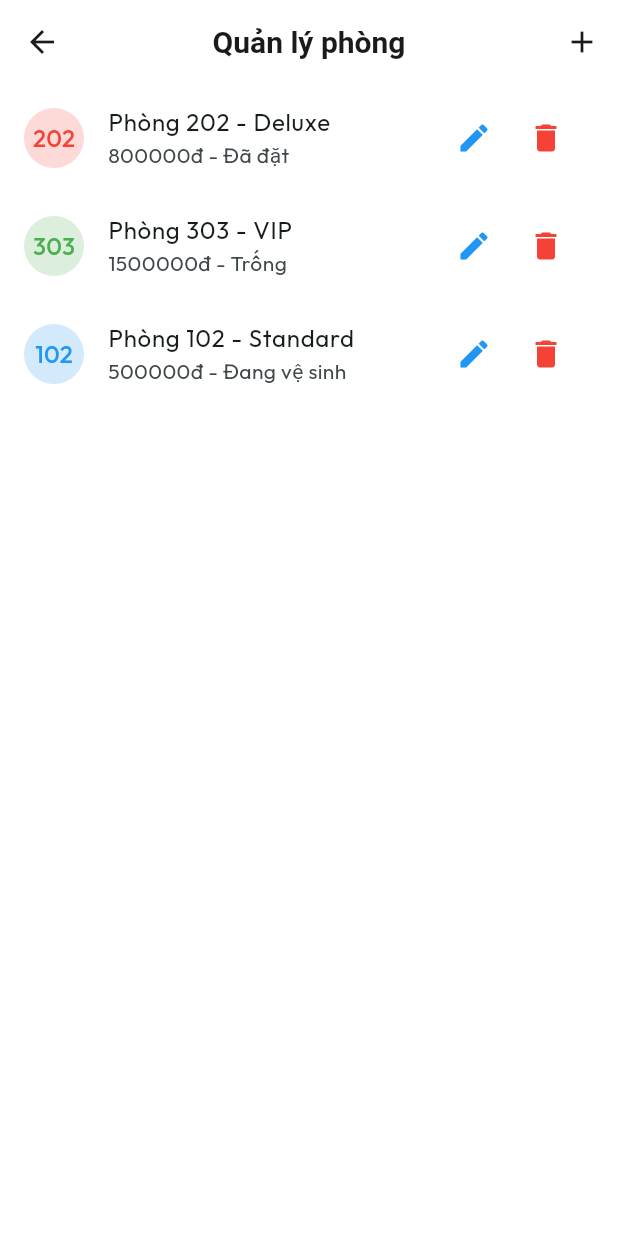
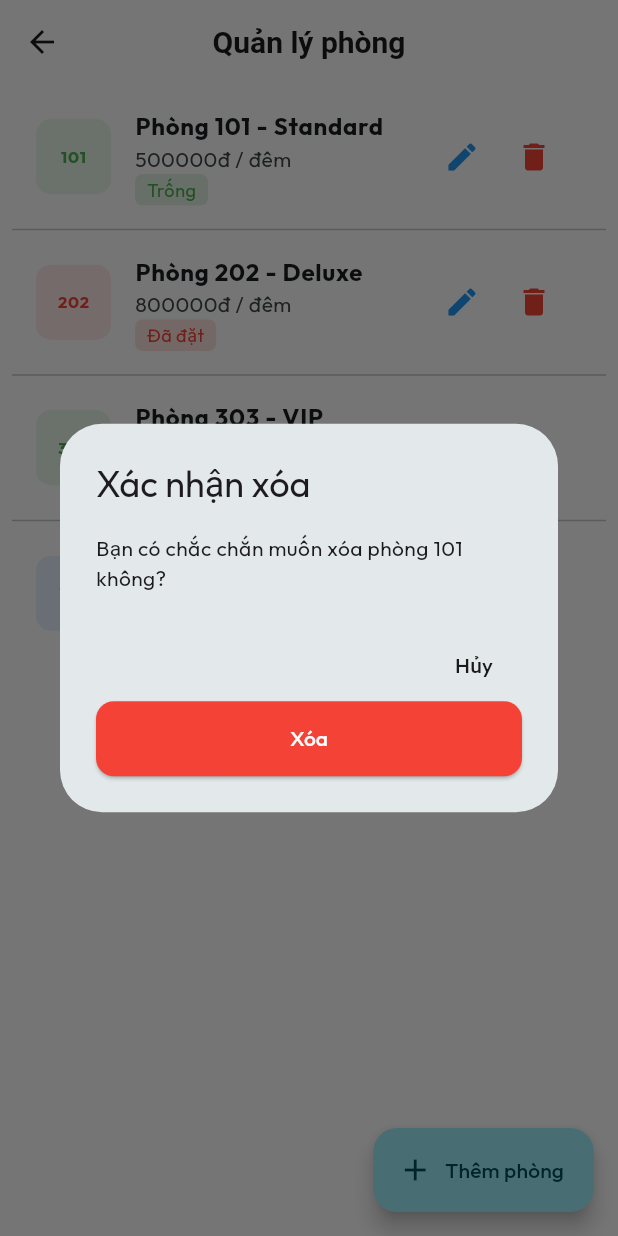
Before and after one commit to nguyenbvhe/Hotel-Manager_flutter, a Flutter app: the ManageRoomsScreen screen opened directly, after a tap on the "delete" icon, on a phone screen of 412 x 824 dp. Run offline on Flutter 3.47's test engine with Material 3 defaults, Android fonts, the phone set to English and light mode, and no system bars; our stand-ins replace cached_network_image, fl_chart, google_fonts, shimmer; network calls fail.

Commit message:
update code change create edit room

```diff
--- a/lib/screens/admin/manage_rooms_screen.dart
+++ b/lib/screens/admin/manage_rooms_screen.dart
@@ -2,6 +2,7 @@ import 'package:flutter/material.dart';
 import 'package:provider/provider.dart';
 import '../../providers/hotel_provider.dart';
 import '../../models/room.dart';
+import 'add_edit_room_screen.dart';
 
 class ManageRoomsScreen extends StatelessWidget {
   const ManageRoomsScreen({super.key});
@@ -14,39 +15,78 @@ class ManageRoomsScreen extends StatelessWidget {
     return Scaffold(
       appBar: AppBar(
         title: const Text('Quản lý phòng'),
-        actions: [
-          IconButton(
-            icon: const Icon(Icons.add),
-            onPressed: () => _showRoomDialog(context),
-          ),
-        ],
       ),
-      body: ListView.builder(
+      body: ListView.separated(
+        padding: const EdgeInsets.all(8),
         itemCount: rooms.length,
+        separatorBuilder: (context, index) => const Divider(),
         itemBuilder: (context, index) {
           final room = rooms[index];
           return ListTile(
-            leading: CircleAvatar(
-              backgroundColor: _getStatusColor(room.status).withAlpha(51),
-              child: Text(room.roomNumber, style: TextStyle(color: _getStatusColor(room.status))),
+            leading: Container(
+              width: 50,
+              height: 50,
+              decoration: BoxDecoration(
+                color: _getStatusColor(room.status).withAlpha(30),
+                borderRadius: BorderRadius.circular(10),
+              ),
+              child: Center(
+                child: Text(
+                  room.roomNumber,
+                  style: TextStyle(
+                    fontWeight: FontWeight.bold,
+                    color: _getStatusColor(room.status),
+                  ),
+                ),
+              ),
             ),
-            title: Text('Phòng ${room.roomNumber} - ${room.roomTypeString}'),
-            subtitle: Text('${room.price.toInt()}đ - ${room.statusString}'),
+            title: Text(
+              'Phòng ${room.roomNumber} - ${room.roomTypeString}',
+              style: const TextStyle(fontWeight: FontWeight.bold),
+            ),
+            subtitle: Column(
+              crossAxisAlignment: CrossAxisAlignment.start,
+              children: [
+                Text('${room.price.toInt()}đ / đêm'),
+                Container(
+                  padding: const EdgeInsets.symmetric(horizontal: 8, vertical: 2),
+                  decoration: BoxDecoration(
+                    color: _getStatusColor(room.status).withAlpha(40),
+                    borderRadius: BorderRadius.circular(5),
+                  ),
+                  child: Text(
+                    room.statusString,
+                    style: TextStyle(fontSize: 12, color: _getStatusColor(room.status)),
+                  ),
+                ),
+              ],
+            ),
             trailing: Row(
               mainAxisSize: MainAxisSize.min,
               children: [
                 IconButton(
                   icon: const Icon(Icons.edit, color: Colors.blue),
-                  onPressed: () => _showRoomDialog(context, room: room),
+                  onPressed: () => Navigator.push(
+                    context,
+                    MaterialPageRoute(builder: (_) => AddEditRoomScreen(room: room)),
+                  ),
                 ),
                 IconButton(
                   icon: const Icon(Icons.delete, color: Colors.red),
-                  onPressed: () => provider.deleteRoom(room.id),
+                  onPressed: () => _confirmDelete(context, provider, room),
                 ),
               ],
             ),
           );
         },
+      ),
+      floatingActionButton: FloatingActionButton.extended(
+        onPressed: () => Navigator.push(
+          context,
+          MaterialPageRoute(builder: (_) => const AddEditRoomScreen()),
+        ),
+        label: const Text('Thêm phòng'),
+        icon: const Icon(Icons.add),
       ),
     );
   }
@@ -59,22 +99,25 @@ class ManageRoomsScreen extends StatelessWidget {
     }
   }
 
-  void _showRoomDialog(BuildContext context, {Room? room}) {
-    // Basic dialog for add/edit room
+  void _confirmDelete(BuildContext context, HotelProvider provider, Room room) {
     showDialog(
       context: context,
       builder: (ctx) => AlertDialog(
-        title: Text(room == null ? 'Thêm phòng mới' : 'Sửa thông tin phòng'),
-        content: const Column(
-          mainAxisSize: MainAxisSize.min,
-          children: [
-            TextField(decoration: InputDecoration(labelText: 'Số phòng')),
-            TextField(decoration: InputDecoration(labelText: 'Giá')),
-          ],
-        ),
+        title: const Text('Xác nhận xóa'),
+        content: Text('Bạn có chắc chắn muốn xóa phòng ${room.roomNumber} không?'),
         actions: [
           TextButton(onPressed: () => Navigator.pop(ctx), child: const Text('Hủy')),
-          ElevatedButton(onPressed: () => Navigator.pop(ctx), child: const Text('Lưu')),
+          ElevatedButton(
+            style: ElevatedButton.styleFrom(backgroundColor: Colors.red, foregroundColor: Colors.white),
+            onPressed: () {
+              provider.deleteRoom(room.id);
+              Navigator.pop(ctx);
+              ScaffoldMessenger.of(context).showSnackBar(
+                SnackBar(content: Text('Đã xóa phòng ${room.roomNumber}')),
+              );
+            },
+            child: const Text('Xóa'),
+          ),
         ],
       ),
     );
--- a/lib/screens/customer/home_screen.dart
+++ b/lib/screens/customer/home_screen.dart
@@ -1,7 +1,6 @@
 import 'package:flutter/material.dart';
 import 'package:provider/provider.dart';
 import '../../providers/hotel_provider.dart';
-import '../../providers/auth_provider.dart';
 import '../../models/room.dart';
 import 'room_list_screen.dart';
 import '../admin/admin_dashboard.dart';
--- a/pubspec.yaml
+++ b/pubspec.yaml
@@ -42,6 +42,7 @@ dependencies:
   shimmer: ^3.0.0
   shared_preferences: ^2.5.2
   device_info_plus: ^11.1.1
+  uuid: ^4.5.1
 
 dev_dependencies:
   flutter_test:
```
Also changed, not shown: pubspec.lock.
